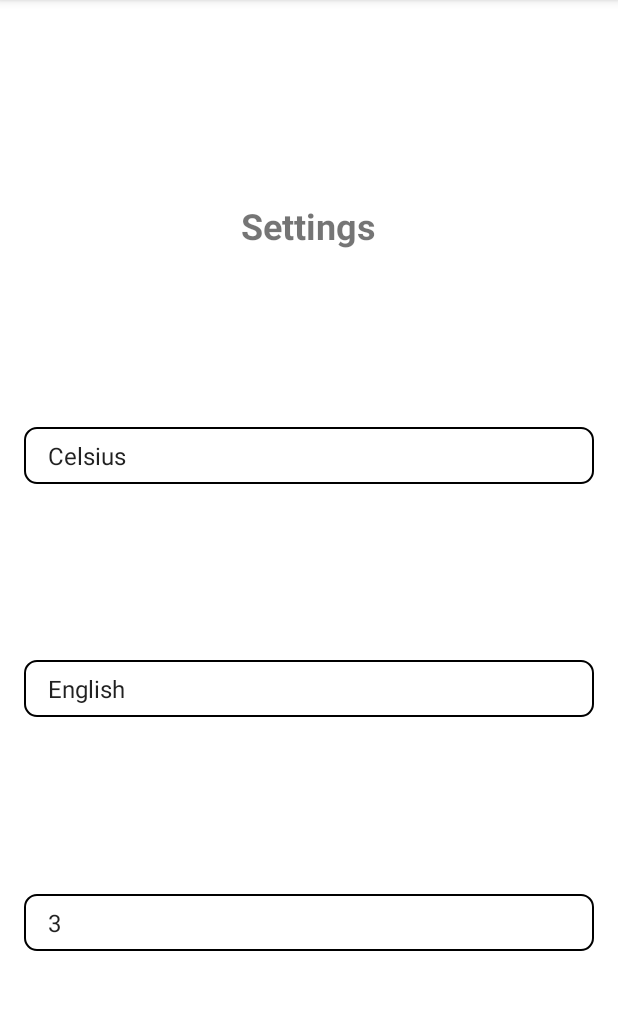
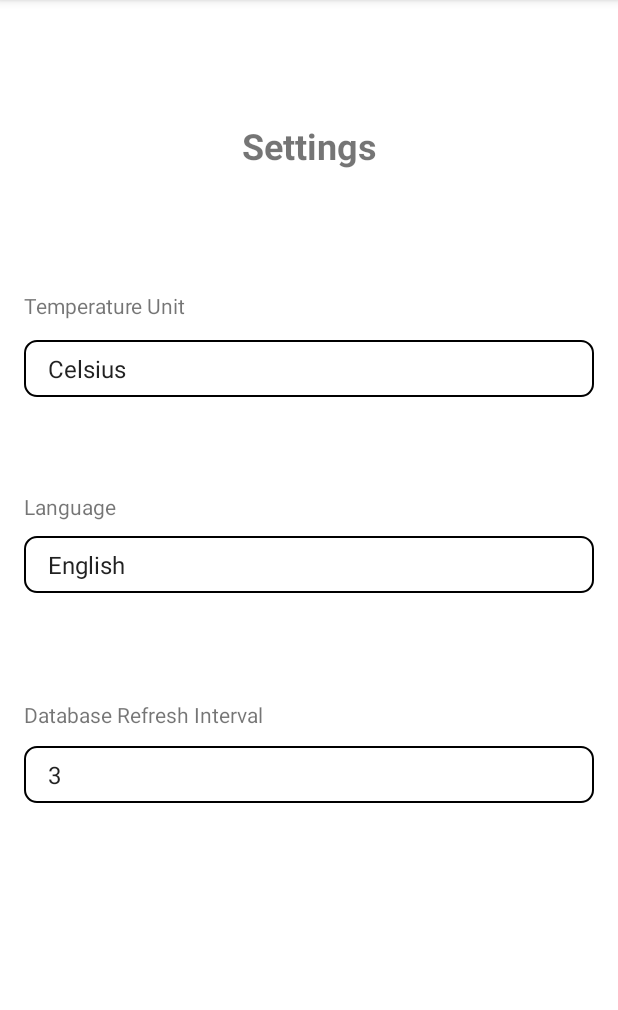
Before and after one commit to Aymanbalaa/WiScan, an Android app: the SettingsActivity screen opened directly, with no data from a screen before it, on a phone screen of 412 x 824 dp, the part 84-1094 px from its top. Run offline under Robolectric (Android 15) with nearby library versions, the phone set to English and light mode, and no system bars.

Commit message:
UI Clean Up
cleaned up the menu bar so that settings and help are included

```diff
--- a/app/src/main/java/com/example/nsgs_app/MainActivity.java
+++ b/app/src/main/java/com/example/nsgs_app/MainActivity.java
@@ -47,6 +47,7 @@ public class MainActivity extends AppCompatActivity {
             return true;
         } else if (id == R.id.settings) {
             Intent settingsIntent = new Intent(this, SettingsActivity.class);
+            settingsIntent.putExtra("isDialog", true);
             startActivity(settingsIntent);
             return true;
         }
--- a/app/src/main/res/layout/activity_settings.xml
+++ b/app/src/main/res/layout/activity_settings.xml
@@ -1,37 +1,62 @@
 <?xml version="1.0" encoding="utf-8"?>
 <androidx.constraintlayout.widget.ConstraintLayout xmlns:android="http://schemas.android.com/apk/res/android"
     xmlns:tools="http://schemas.android.com/tools"
+    xmlns:app="http://schemas.android.com/apk/res-auto"
     android:layout_width="match_parent"
     android:layout_height="match_parent"
-    xmlns:app="http://schemas.android.com/apk/res-auto"
     android:padding="16dp">
 
     <TextView
         android:id="@+id/settingsTitle"
         android:layout_width="wrap_content"
         android:layout_height="wrap_content"
-        android:text="@string/settingsTitle"
+        android:text="Settings"
         android:textAlignment="center"
         android:textSize="24sp"
         android:textStyle="bold"
-        app:layout_constraintBottom_toTopOf="@+id/spinnerMetric"
+        app:layout_constraintBottom_toTopOf="@+id/textViewMetric"
         app:layout_constraintEnd_toEndOf="parent"
-        app:layout_constraintHorizontal_bias="0.498"
         app:layout_constraintStart_toStartOf="parent"
         app:layout_constraintTop_toTopOf="parent" />
+
+    <TextView
+        android:id="@+id/textViewMetric"
+        android:layout_width="wrap_content"
+        android:layout_height="wrap_content"
+        android:paddingTop="16dp"
+        android:paddingBottom="8dp"
+        android:text="Temperature Unit"
+        app:layout_constraintBottom_toBottomOf="parent"
+        app:layout_constraintStart_toStartOf="parent"
+        app:layout_constraintTop_toTopOf="parent"
+        app:layout_constraintVertical_bias="0.234" />
 
     <Spinner
         android:id="@+id/spinnerMetric"
         android:layout_width="0dp"
         android:layout_height="38dp"
+        android:layout_marginTop="136dp"
         android:background="@drawable/custom_spinner"
         android:entries="@array/measurementsArray"
         android:prompt="@string/spinnerPrompt2"
-        app:layout_constraintBottom_toTopOf="@+id/spinnerLanguage"
+        app:layout_constraintBottom_toBottomOf="parent"
         app:layout_constraintEnd_toEndOf="parent"
         app:layout_constraintHorizontal_bias="0.0"
         app:layout_constraintStart_toStartOf="parent"
-        app:layout_constraintTop_toBottomOf="@id/settingsTitle" />
+        app:layout_constraintTop_toTopOf="parent"
+        app:layout_constraintVertical_bias="0.133" />
+
+    <TextView
+        android:id="@+id/textViewLanguage"
+        android:layout_width="wrap_content"
+        android:layout_height="wrap_content"
+        android:paddingTop="16dp"
+        android:paddingBottom="8dp"
+        android:text="Language"
+        app:layout_constraintBottom_toTopOf="@+id/spinnerLanguage"
+        app:layout_constraintStart_toStartOf="parent"
+        app:layout_constraintTop_toBottomOf="@id/spinnerMetric"
+        app:layout_constraintVertical_bias="0.96" />
 
     <Spinner
         android:id="@+id/spinnerLanguage"
@@ -40,10 +65,24 @@
         android:background="@drawable/custom_spinner"
         android:entries="@array/languageArray"
         android:prompt="@string/spinnerPrompt3"
-        app:layout_constraintTop_toBottomOf="@id/spinnerMetric"
+        app:layout_constraintBottom_toBottomOf="parent"
+        app:layout_constraintEnd_toEndOf="parent"
+        app:layout_constraintHorizontal_bias="0.0"
         app:layout_constraintStart_toStartOf="parent"
-        app:layout_constraintEnd_toEndOf="parent"
-        app:layout_constraintBottom_toTopOf="@+id/spinnerDB" />
+        app:layout_constraintTop_toBottomOf="@+id/spinnerMetric"
+        app:layout_constraintVertical_bias="0.206" />
+
+    <TextView
+        android:id="@+id/textViewDB"
+        android:layout_width="wrap_content"
+        android:layout_height="wrap_content"
+        android:paddingTop="16dp"
+        android:paddingBottom="8dp"
+        android:text="Database Refresh Interval"
+        app:layout_constraintBottom_toTopOf="@+id/spinnerDB"
+        app:layout_constraintStart_toStartOf="parent"
+        app:layout_constraintTop_toBottomOf="@id/spinnerLanguage"
+        app:layout_constraintVertical_bias="0.947" />
 
     <Spinner
         android:id="@+id/spinnerDB"
@@ -52,9 +91,11 @@
         android:background="@drawable/custom_spinner"
         android:entries="@array/databaseArray"
         android:prompt="@string/spinnerPrompt4"
-        app:layout_constraintTop_toBottomOf="@id/spinnerLanguage"
+        app:layout_constraintBottom_toBottomOf="parent"
+        app:layout_constraintEnd_toEndOf="parent"
+        app:layout_constraintHorizontal_bias="0.0"
         app:layout_constraintStart_toStartOf="parent"
-        app:layout_constraintEnd_toEndOf="parent"
-        app:layout_constraintBottom_toBottomOf="parent" />
+        app:layout_constraintTop_toBottomOf="@+id/spinnerLanguage"
+        app:layout_constraintVertical_bias="0.32" />
 
 </androidx.constraintlayout.widget.ConstraintLayout>
--- a/app/src/main/res/menu/main_menu.xml
+++ b/app/src/main/res/menu/main_menu.xml
@@ -5,10 +5,10 @@
         android:id="@+id/settings"
         android:title="Settings"
         android:icon="@drawable/ic_settings"
-        app:showAsAction="always" />
+        app:showAsAction="never" />
     <item
         android:id="@+id/help"
         android:title="Help"
         android:icon="@android:drawable/ic_menu_help"
-        app:showAsAction="always" />
+        app:showAsAction="never" />
 </menu>
```
Also changed, not shown: app/src/main/res/layout/activity_wifi.xml (+17 -23 lines).
